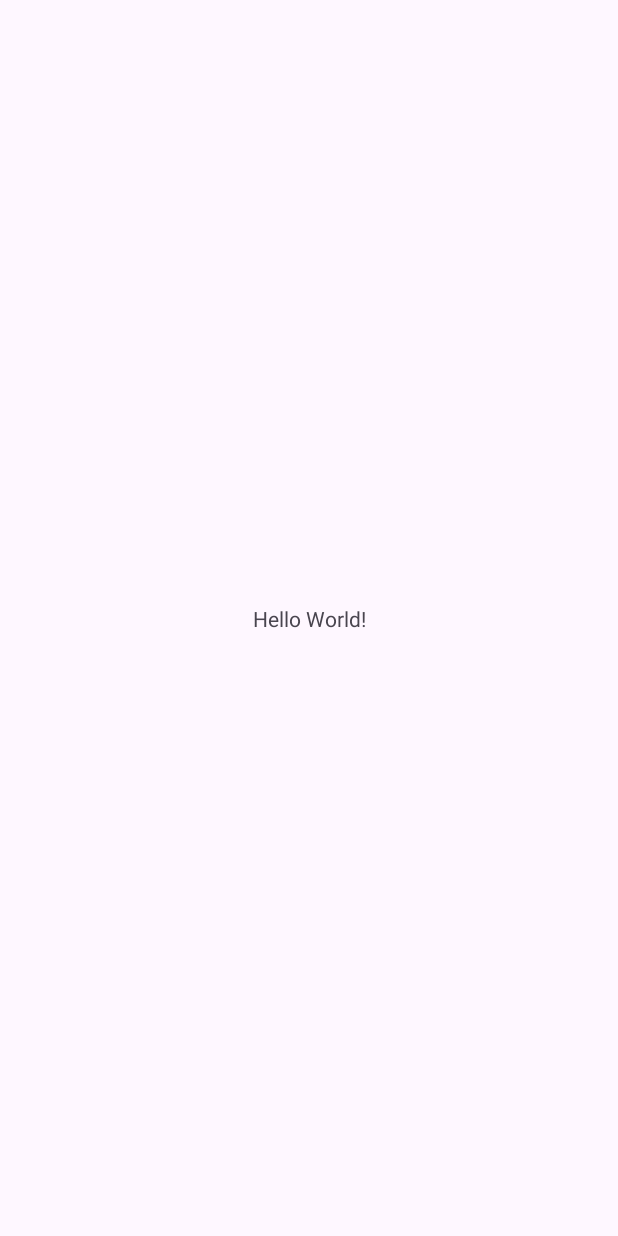
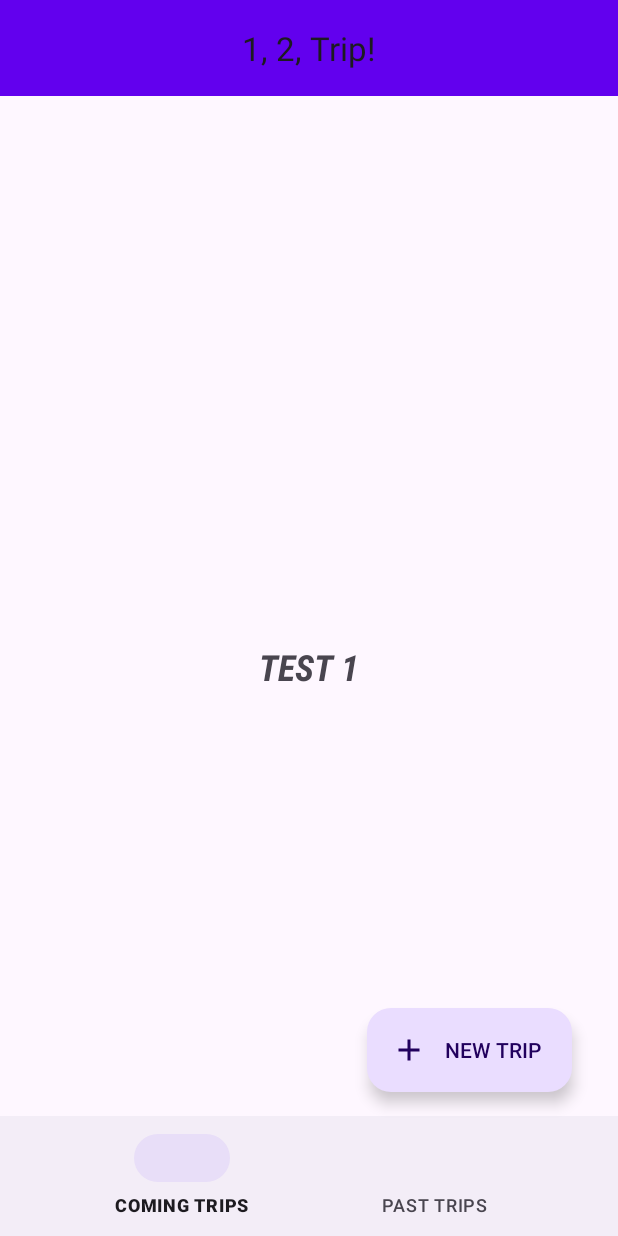
Before and after one commit to AlePucci/one-two-trip, an Android app: the screen it shows after launch (MainActivity before the commit, HomeActivity after it), on a phone screen of 412 x 824 dp. Before the commit the screen is almost empty. Run offline under Robolectric (Android 15) with nearby library versions, the phone set to English and light mode, and no system bars; our stand-ins replace navigation-ui.

Commit message:
Add bottom navigation view and floating action button

```diff
--- a/app/build.gradle
+++ b/app/build.gradle
@@ -29,10 +29,13 @@ android {
 }
 
 dependencies {
+    def nav_version = "2.5.3"
 
     implementation 'androidx.appcompat:appcompat:1.5.1'
     implementation 'com.google.android.material:material:1.7.0'
     implementation 'androidx.constraintlayout:constraintlayout:2.1.4'
+    implementation "androidx.navigation:navigation-fragment:$nav_version"
+    implementation "androidx.navigation:navigation-ui:$nav_version"
     testImplementation 'junit:junit:4.13.2'
     androidTestImplementation 'androidx.test.ext:junit:1.1.3'
     androidTestImplementation 'androidx.test.espresso:espresso-core:3.4.0'
--- /dev/null
+++ b/app/src/main/java/it/unimib/sal/one_two_trip/ui/main/ComingTripsFragment.java
@@ -0,0 +1,66 @@
+package it.unimib.sal.one_two_trip.ui.main;
+
+import android.os.Bundle;
+
+import androidx.fragment.app.Fragment;
+
+import android.view.LayoutInflater;
+import android.view.View;
+import android.view.ViewGroup;
+
+import it.unimib.sal.one_two_trip.R;
+
+/**
+ * A simple {@link Fragment} subclass.
+ * Use the {@link ComingTripsFragment#newInstance} factory method to
+ * create an instance of this fragment.
+ */
+public class ComingTripsFragment extends Fragment {
+
+    // TODO: Rename parameter arguments, choose names that match
+    // the fragment initialization parameters, e.g. ARG_ITEM_NUMBER
+    private static final String ARG_PARAM1 = "param1";
+    private static final String ARG_PARAM2 = "param2";
+
+    // TODO: Rename and change types of parameters
+    private String mParam1;
+    private String mParam2;
+
+    public ComingTripsFragment() {
+        // Required empty public constructor
+    }
+
+    /**
+     * Use this factory method to create a new instance of
+     * this fragment using the provided parameters.
+     *
+     * @param param1 Parameter 1.
+     * @param param2 Parameter 2.
+     * @return A new instance of fragment ComingTripsFragment.
+     */
+    // TODO: Rename and change types and number of parameters
+    public static ComingTripsFragment newInstance(String param1, String param2) {
+        ComingTripsFragment fragment = new ComingTripsFragment();
+        Bundle args = new Bundle();
+        args.putString(ARG_PARAM1, param1);
+        args.putString(ARG_PARAM2, param2);
+        fragment.setArguments(args);
+        return fragment;
+    }
+
+    @Override
+    public void onCreate(Bundle savedInstanceState) {
+        super.onCreate(savedInstanceState);
+        if (getArguments() != null) {
+            mParam1 = getArguments().getString(ARG_PARAM1);
+            mParam2 = getArguments().getString(ARG_PARAM2);
+        }
+    }
+
+    @Override
+    public View onCreateView(LayoutInflater inflater, ViewGroup container,
+                             Bundle savedInstanceState) {
+        // Inflate the layout for this fragment
+        return inflater.inflate(R.layout.fragment_coming_trips, container, false);
+    }
+}
--- /dev/null
+++ b/app/src/main/java/it/unimib/sal/one_two_trip/ui/main/HomeActivity.java
@@ -0,0 +1,51 @@
+package it.unimib.sal.one_two_trip.ui.main;
+
+import androidx.appcompat.app.AppCompatActivity;
+import androidx.appcompat.widget.Toolbar;
+import androidx.navigation.NavController;
+import androidx.navigation.fragment.NavHostFragment;
+import androidx.navigation.ui.AppBarConfiguration;
+import androidx.navigation.ui.NavigationUI;
+
+import android.content.Intent;
+import android.os.Bundle;
+import android.util.Log;
+
+import com.google.android.material.bottomnavigation.BottomNavigationView;
+
+import it.unimib.sal.one_two_trip.R;
+
+public class HomeActivity extends AppCompatActivity {
+    private static final String TAG = HomeActivity.class.getSimpleName();
+
+
+    @Override
+    protected void onCreate(Bundle savedInstanceState) {
+        super.onCreate(savedInstanceState);
+        setContentView(R.layout.activity_home);
+
+        Toolbar toolbar = findViewById(R.id.top_appbar);
+        setSupportActionBar(toolbar);
+
+        NavHostFragment navHostFragment = (NavHostFragment) getSupportFragmentManager().
+                findFragmentById(R.id.nav_host_fragment);
+
+        NavController navController = null;
+        if(navHostFragment != null)  navController = navHostFragment.getNavController();
+        BottomNavigationView bottomNav = findViewById(R.id.bottom_navigation);
+
+        AppBarConfiguration appBarConfiguration = new AppBarConfiguration.Builder(
+                R.id.fragment_coming_trips, R.id.fragment_past_trips).build();
+
+        // For the Toolbar
+        if(navController != null) NavigationUI.setupActionBarWithNavController(this, navController, appBarConfiguration);
+
+        // For the BottomNavigationView
+        if(navController != null) NavigationUI.setupWithNavController(bottomNav, navController);
+
+/*
+        Intent intent = getIntent();
+        Log.d(TAG, "Times: " + intent.getIntExtra(EXTRA_BUTTON_PRESSED_COUNTER_KEY, 0));
+        Log.d(TAG, "News: " + intent.getParcelableExtra(EXTRA_NEWS_KEY)); */
+    }
+}
--- /dev/null
+++ b/app/src/main/res/drawable/ic_plus_24px.xml
@@ -0,0 +1,5 @@
+<vector android:height="24dp" android:tint="#000000"
+    android:viewportHeight="24" android:viewportWidth="24"
+    android:width="24dp" xmlns:android="http://schemas.android.com/apk/res/android">
+    <path android:fillColor="@android:color/white" android:pathData="M19,13h-6v6h-2v-6H5v-2h6V5h2v6h6v2z"/>
+</vector>
--- /dev/null
+++ b/app/src/main/res/layout/activity_home.xml
@@ -0,0 +1,61 @@
+<?xml version="1.0" encoding="utf-8"?>
+
+<androidx.constraintlayout.widget.ConstraintLayout
+    xmlns:android="http://schemas.android.com/apk/res/android"
+    xmlns:app="http://schemas.android.com/apk/res-auto"
+    xmlns:tools="http://schemas.android.com/tools"
+    android:layout_width="match_parent"
+    android:layout_height="match_parent"
+    tools:context=".ui.main.HomeActivity">
+
+    <com.google.android.material.appbar.MaterialToolbar
+        android:id="@+id/top_appbar"
+        android:layout_width="match_parent"
+        android:layout_height="wrap_content"
+        android:background="?attr/colorPrimary"
+        android:minHeight="?attr/actionBarSize"
+        app:layout_constraintEnd_toEndOf="parent"
+        app:layout_constraintStart_toStartOf="parent"
+        app:layout_constraintTop_toTopOf="parent"
+        style="@style/Widget.Material3.Toolbar"
+        app:title="@string/app_name"
+        app:titleCentered="true" />
+
+    <androidx.fragment.app.FragmentContainerView
+        android:id="@+id/nav_host_fragment"
+        android:name="androidx.navigation.fragment.NavHostFragment"
+        android:layout_width="0dp"
+        android:layout_height="0dp"
+        android:layout_marginTop="?attr/actionBarSize"
+        app:defaultNavHost="true"
+        app:layout_constraintBottom_toBottomOf="parent"
+        app:layout_constraintLeft_toLeftOf="parent"
+        app:layout_constraintRight_toRightOf="parent"
+        app:layout_constraintTop_toTopOf="parent"
+        app:navGraph="@navigation/main_nav_graph" />
+
+    <com.google.android.material.floatingactionbutton.ExtendedFloatingActionButton
+        android:id="@+id/extended_fab"
+        android:layout_width="wrap_content"
+        android:layout_height="wrap_content"
+        android:layout_margin="16dp"
+        android:contentDescription="@string/new_trip_fab_desc"
+        android:text="@string/new_trip_fab_text"
+        android:textAllCaps="true"
+        app:icon="@drawable/ic_plus_24px"
+        app:layout_constraintBottom_toTopOf="@+id/bottom_navigation"
+        app:layout_constraintEnd_toEndOf="parent"
+        app:layout_constraintHorizontal_bias="0.941"
+        app:layout_constraintStart_toStartOf="parent" />
+
+    <com.google.android.material.bottomnavigation.BottomNavigationView
+        android:id="@+id/bottom_navigation"
+        android:layout_width="match_parent"
+        android:layout_height="wrap_content"
+        app:labelVisibilityMode="labeled"
+        app:layout_constraintBottom_toBottomOf="@+id/nav_host_fragment"
+        app:layout_constraintEnd_toEndOf="parent"
+        app:layout_constraintStart_toStartOf="parent"
+        app:menu="@menu/bottom_navigation_menu" />
+
+    </androidx.constraintlayout.widget.ConstraintLayout>
--- /dev/null
+++ b/app/src/main/res/layout/fragment_coming_trips.xml
@@ -0,0 +1,23 @@
+<?xml version="1.0" encoding="utf-8"?>
+<androidx.constraintlayout.widget.ConstraintLayout
+    xmlns:android="http://schemas.android.com/apk/res/android"
+    xmlns:app="http://schemas.android.com/apk/res-auto"
+    xmlns:tools="http://schemas.android.com/tools"
+    android:layout_width="match_parent"
+    android:layout_height="match_parent"
+    tools:context=".ui.main.ComingTripsFragment">
+
+    <!-- TODO: Update blank fragment layout -->
+    <TextView
+        android:layout_width="wrap_content"
+        android:layout_height="wrap_content"
+        android:fontFamily="sans-serif-condensed"
+        android:text="TEST 1"
+        android:textSize="24sp"
+        android:textStyle="bold|italic"
+        app:layout_constraintBottom_toBottomOf="parent"
+        app:layout_constraintEnd_toEndOf="parent"
+        app:layout_constraintStart_toStartOf="parent"
+        app:layout_constraintTop_toTopOf="parent" />
+
+</androidx.constraintlayout.widget.ConstraintLayout >
--- /dev/null
+++ b/app/src/main/res/menu/bottom_navigation_menu.xml
@@ -0,0 +1,11 @@
+<?xml version="1.0" encoding="utf-8"?>
+<menu xmlns:android="http://schemas.android.com/apk/res/android">
+    <item
+        android:id="@+id/fragment_coming_trips"
+        android:enabled="true"
+        android:title="@string/coming_trips" />
+    <item
+        android:id="@+id/fragment_past_trips"
+        android:enabled="true"
+        android:title="@string/past_trips"/>
+</menu>
--- /dev/null
+++ b/app/src/main/res/navigation/main_nav_graph.xml
@@ -0,0 +1,16 @@
+<?xml version="1.0" encoding="utf-8"?>
+<navigation xmlns:android="http://schemas.android.com/apk/res/android"
+    xmlns:app="http://schemas.android.com/apk/res-auto"
+    xmlns:tools="http://schemas.android.com/tools"
+    android:id="@+id/main_nav_graph"
+    app:startDestination="@id/fragment_coming_trips">
+
+    <fragment
+        android:id="@+id/fragment_coming_trips"
+        android:name="it.unimib.sal.one_two_trip.ui.main.ComingTripsFragment"
+        tools:layout="@layout/fragment_coming_trips" />
+    <fragment
+        android:id="@+id/fragment_past_trips"
+        android:name="it.unimib.sal.one_two_trip.ui.main.PastTripsFragment"
+        tools:layout="@layout/fragment_past_trips" />
+</navigation>
--- a/app/src/main/res/values/strings.xml
+++ b/app/src/main/res/values/strings.xml
@@ -1,3 +1,7 @@
 <resources>
-    <string name="app_name">1, 2, Trip!</string>
+    <string name="app_name" translatable="false">1, 2, Trip!</string>
+    <string name="coming_trips">COMING TRIPS</string>
+    <string name="past_trips">PAST TRIPS</string>
+    <string name="new_trip_fab_text">New Trip</string>
+    <string name="new_trip_fab_desc">Create a new trip</string>
 </resources>
```
Also changed, not shown: app/src/main/AndroidManifest.xml (+9 -1 lines), app/src/main/java/it/unimib/sal/one_two_trip/ui/main/PastTripsFragment.java (added, +66 -0 lines), app/src/main/res/layout/fragment_past_trips.xml (added, +23 -0 lines), 1 other file.
